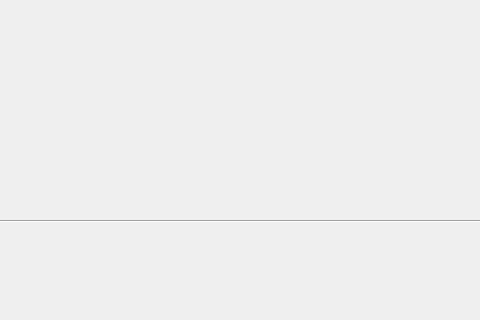
Qt form balls/mainwindow.ui (MikeKneeB/BallSimulation) before a commit; both pictures show x 0 to 480 and y 280 to 600 of the 600 by 600 pixel window.
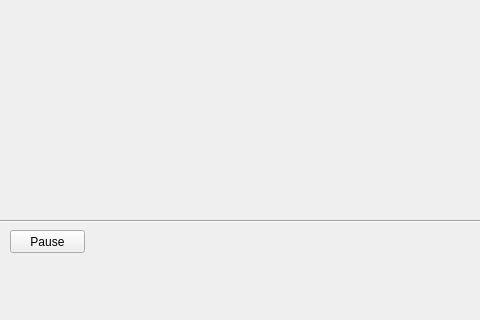
The same form after that commit.

The edit to the form file:
```diff
--- a/balls/mainwindow.ui
+++ b/balls/mainwindow.ui
@@ -63,6 +63,19 @@
      <enum>Qt::Horizontal</enum>
     </property>
    </widget>
+   <widget class="QPushButton" name="pushButton_2">
+    <property name="geometry">
+     <rect>
+      <x>10</x>
+      <y>510</y>
+      <width>75</width>
+      <height>23</height>
+     </rect>
+    </property>
+    <property name="text">
+     <string>Pause</string>
+    </property>
+   </widget>
   </widget>
   <widget class="QMenuBar" name="menuBar">
    <property name="geometry">
```
